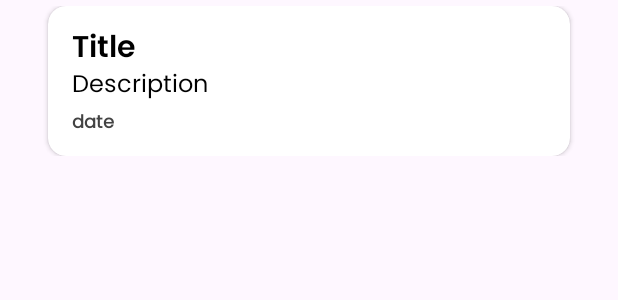
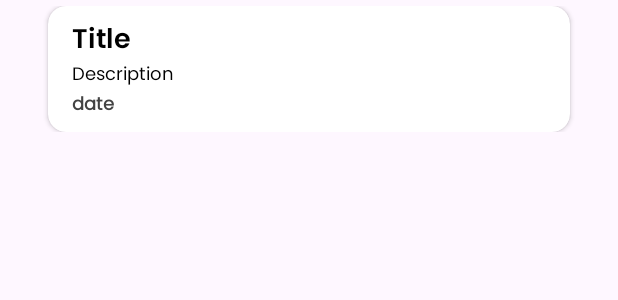
Before and after one commit to Duckseeyou/notes, an Android app: the layout item_note.xml on its own in the app's theme, with its tools: preview values and no code run, on a phone screen of 412 x 824 dp. Shown: the top 300 px of the screen. Run offline under Robolectric (Android 15) with nearby library versions, the phone set to English and light mode, and no system bars.

```diff
--- a/app/src/main/java/com/m4/notes/data/db/AppDatabase.kt
+++ b/app/src/main/java/com/m4/notes/data/db/AppDatabase.kt
@@ -5,7 +5,7 @@ import androidx.room.RoomDatabase
 import com.m4.notes.data.db.daos.NoteDao
 import com.m4.notes.data.models.NoteModel
 
-@Database(entities = [NoteModel::class], version = 1)
+@Database(entities = [NoteModel::class], version = 2)
 abstract class AppDatabase : RoomDatabase() {
     abstract fun noteDao() : NoteDao
 }
--- a/app/src/main/java/com/m4/notes/data/models/NoteModel.kt
+++ b/app/src/main/java/com/m4/notes/data/models/NoteModel.kt
@@ -6,7 +6,8 @@ import androidx.room.PrimaryKey
 @Entity(tableName = "noteModel")
 data class NoteModel(
     val title: String,
-    val description: String
+    val description: String,
+    val date: String
 ) {
     @PrimaryKey(autoGenerate = true)
     var id: Int = 0
--- a/app/src/main/java/com/m4/notes/ui/adapters/NoteAdapter.kt
+++ b/app/src/main/java/com/m4/notes/ui/adapters/NoteAdapter.kt
@@ -15,6 +15,7 @@ class NoteAdapter : ListAdapter<NoteModel, NoteAdapter.ViewHolder>(DiffCallback(
         fun bind(item: NoteModel) {
             binding.tvTitle.text = item.title
             binding.tvDesc.text = item.description
+            binding.tvDate.text = item.date
         }
 
     }
--- a/app/src/main/res/layout/item_note.xml
+++ b/app/src/main/res/layout/item_note.xml
@@ -11,7 +11,7 @@
         app:cardCornerRadius="12dp"
         android:layout_width="400dp"
         android:layout_marginHorizontal="32dp"
-        android:layout_height="100dp" >
+        android:layout_height="84dp" >
 
         <TextView
             android:id="@+id/tv_title"
@@ -20,8 +20,8 @@
             android:fontFamily="@font/poppins_semibold"
             android:textStyle="normal"
             android:layout_marginStart="16dp"
-            android:layout_marginTop="12dp"
-            android:textSize="20sp"
+            android:layout_marginTop="8dp"
+            android:textSize="18sp"
             android:text="Title"
             android:textColor="#000000" />
 
@@ -32,8 +32,8 @@
             android:layout_marginStart="16dp"
             android:fontFamily="@font/poppins"
             android:textStyle="normal"
-            android:layout_marginTop="40dp"
-            android:textSize="16sp"
+            android:layout_marginTop="36dp"
+            android:textSize="12sp"
             android:textColor="#000000"
             android:text="Description"/>
 
@@ -42,7 +42,7 @@
             android:layout_width="match_parent"
             android:layout_height="wrap_content"
             android:fontFamily="@font/poppins"
-            android:layout_marginTop="68dp"
+            android:layout_marginTop="56dp"
             android:layout_marginStart="16dp"
             android:textStyle="bold"
             android:textSize="12sp"
```
Also changed, not shown: app/src/main/java/com/m4/notes/ui/fragments/note/NoteDetailFragment.kt (+15 -4 lines).
